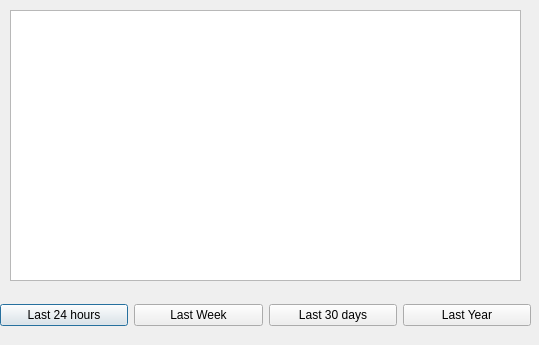
maybeIllchangeitlater/SimpleStockExchange, file View/QuotationsPopup.ui: the form before one commit.
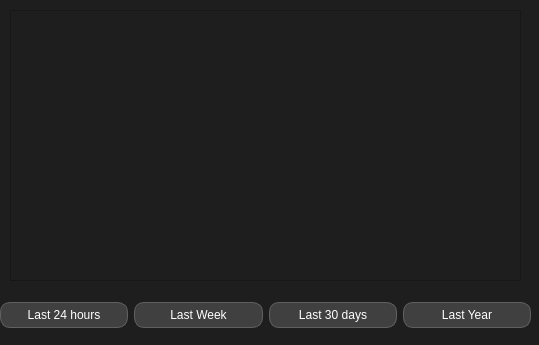
The form after the commit.

Commit message: style sheets and round buttons

```diff
--- a/View/QuotationsPopup.ui
+++ b/View/QuotationsPopup.ui
@@ -11,7 +11,27 @@
    </rect>
   </property>
   <property name="windowTitle">
-   <string>Dialog</string>
+   <string>Quotations</string>
+  </property>
+  <property name="styleSheet">
+   <string notr="true">QWidget {
+    background-color: #1E1E1E;
+    color: #FFFFFF;
+}
+
+QLineEdit, QTextEdit, QPlainTextEdit {
+    background-color: #2E2E2E;
+    color: #FFFFFF;
+}
+
+QPushButton {
+    background-color: #404040;
+    color: #FFFFFF;
+    border: 1px solid #606060;
+    border-radius: 10px; 
+    padding: 5px 10px;  
+}
+</string>
   </property>
   <widget class="QListWidget" name="Quotationlist">
    <property name="geometry">
```
The commit also changes 13 other files.
